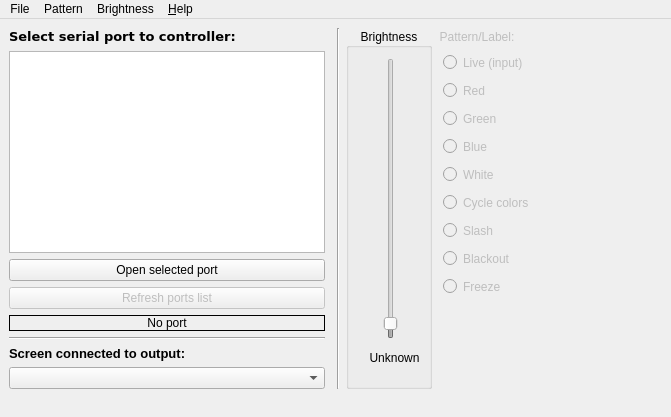
Qt form assets/ui_sources/mainwindow.ui (dietervansteenwegen/mctrl300_basic_control) before a commit.
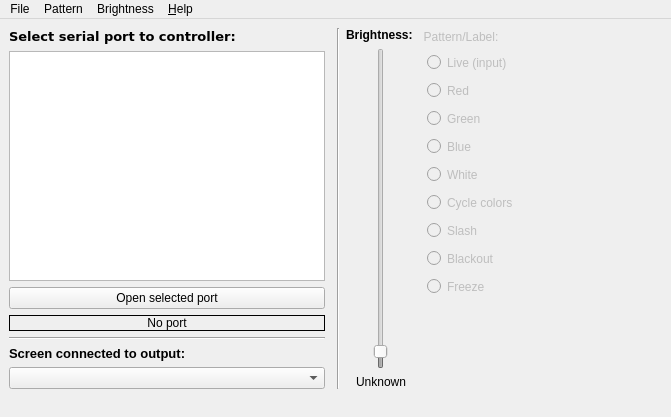
The same form after that commit.

Patch:
```diff
--- a/assets/ui_sources/mainwindow.ui
+++ b/assets/ui_sources/mainwindow.ui
@@ -76,16 +76,6 @@
         </property>
        </widget>
       </item>
-      <item>
-       <widget class="QPushButton" name="btn_serial_refresh">
-        <property name="enabled">
-         <bool>false</bool>
-        </property>
-        <property name="text">
-         <string>Refresh ports list</string>
-        </property>
-       </widget>
-      </item>
       <item>
        <widget class="QLabel" name="lbl_serial_status">
         <property name="frameShape">
@@ -173,25 +163,34 @@
         <item>
          <layout class="QVBoxLayout" name="verticalLayout_3">
           <item>
-           <widget class="QGroupBox" name="grp_brightness">
-            <property name="title">
-             <string>Brightness</string>
+           <widget class="QLabel" name="lbl_brightness">
+            <property name="maximumSize">
+             <size>
+              <width>16777215</width>
+              <height>20</height>
+             </size>
             </property>
-            <property name="alignment">
-             <set>Qt::AlignmentFlag::AlignCenter</set>
+            <property name="baseSize">
+             <size>
+              <width>0</width>
+              <height>20</height>
+             </size>
             </property>
+            <property name="font">
+             <font>
+              <bold>true</bold>
+             </font>
+            </property>
+            <property name="text">
+             <string notr="true">Brightness:</string>
+            </property>
+           </widget>
+          </item>
+          <item>
             <widget class="QSlider" name="sldr_brightness">
              <property name="enabled">
               <bool>false</bool>
              </property>
-             <property name="geometry">
-              <rect>
-               <x>10</x>
-               <y>30</y>
-               <width>70</width>
-               <height>281</height>
-              </rect>
-             </property>
              <property name="minimumSize">
               <size>
                <width>70</width>
@@ -226,15 +225,9 @@
               <number>10</number>
              </property>
             </widget>
+          </item>
+          <item>
             <widget class="QLabel" name="lbl_brightness_value">
-             <property name="geometry">
-              <rect>
-               <x>0</x>
-               <y>320</y>
-               <width>97</width>
-               <height>20</height>
-              </rect>
-             </property>
              <property name="maximumSize">
               <size>
                <width>16777215</width>
@@ -254,7 +247,6 @@
               <set>Qt::AlignmentFlag::AlignCenter</set>
              </property>
             </widget>
-           </widget>
           </item>
          </layout>
         </item>
```
Left out of the diff: 9 changed lines with no effect on the pictures. Lines whose indentation alone changed are shown as unchanged.
